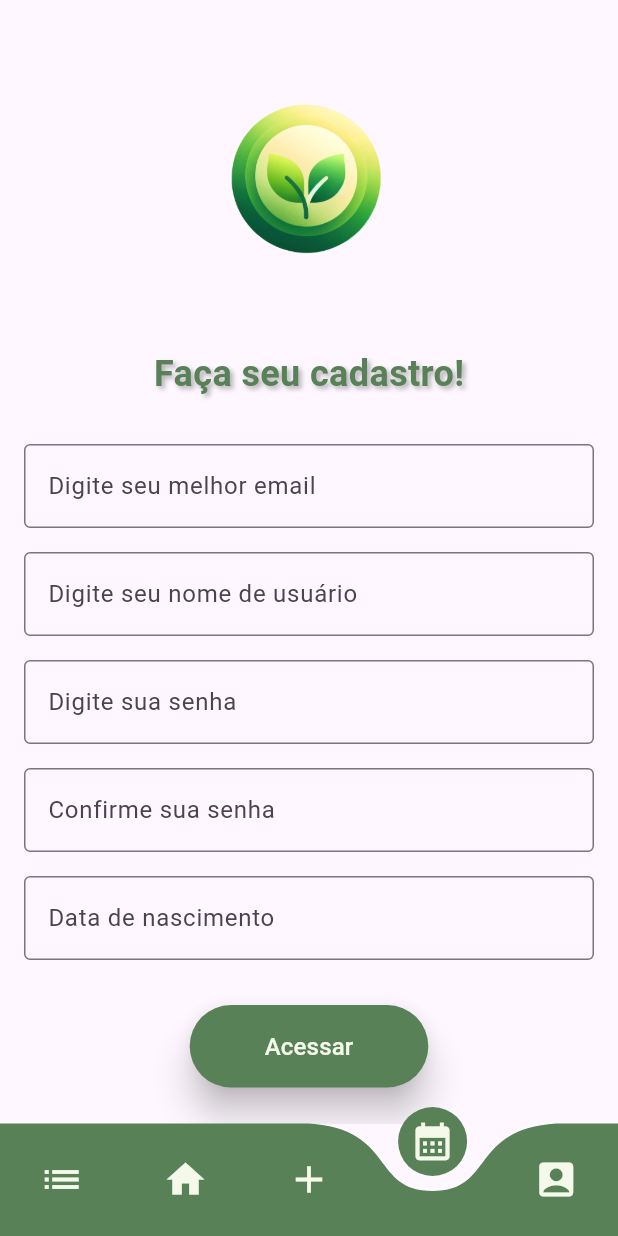
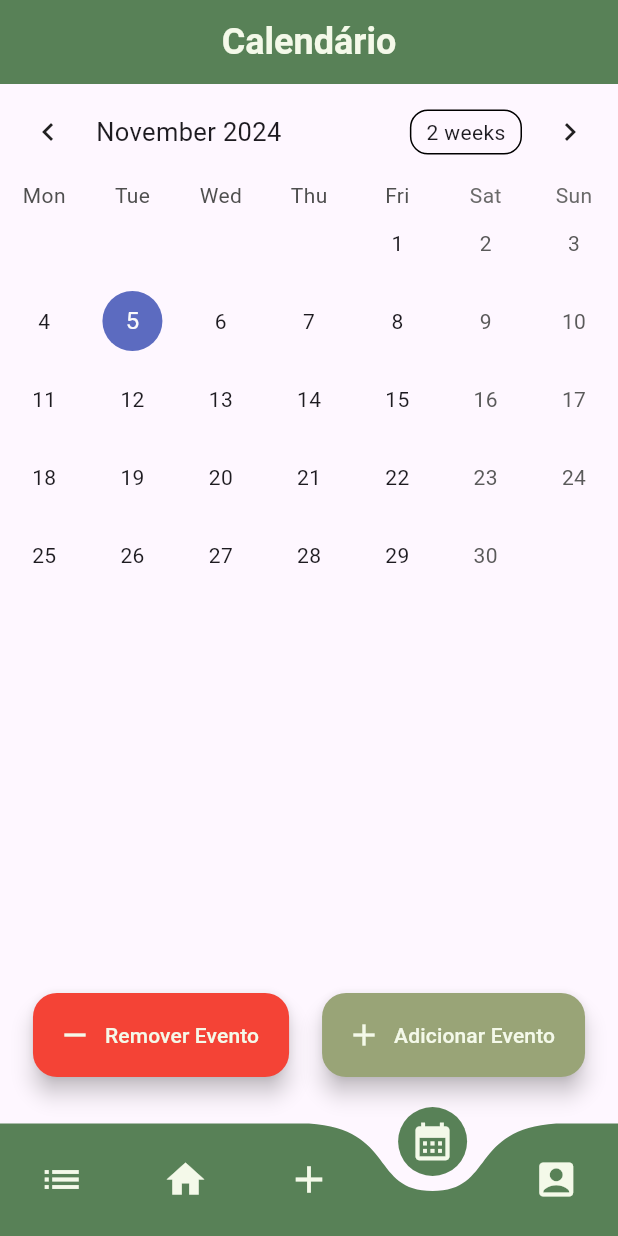
Before and after one commit to LDDM-PUC-MG/leaf, a Flutter app: the screen it shows after launch, item 4 of the bottom bar chosen, on a phone screen of 412 x 824 dp. Run offline on Flutter 3.47's test engine with Material 3 defaults, Android fonts, the light colour scheme and no system bars; drawn by our look-alikes of curved_navigation_bar, table_calendar; our stand-ins replace google_maps_flutter, grouped_list, image_picker; missing offline and left inert: calendar_slider.

Commit message:
Adição tela de Lista de Memórias e Calendário

```diff
--- a/lib/main.dart
+++ b/lib/main.dart
@@ -1,9 +1,9 @@
+import 'package:calendario/screens/calendario/calendario.dart';
+import 'package:calendario/screens/listaRecentes.dart';
 import 'package:flutter/material.dart';
 import 'package:curved_navigation_bar/curved_navigation_bar.dart';
-import 'screens/calendario.dart';
+import 'screens/memorias.dart';
 import 'screens/perfil.dart';
-import 'screens/LoginCadastro/login.dart';
-import 'screens/LoginCadastro/cadastro.dart';
 import 'package:calendario/screens/quemsomos.dart';
 import 'styles/colors.dart';
 
@@ -24,10 +24,10 @@ class BottomNavBarState extends State<BottomNavBar> {
   bool isLoggedIn = false; // Alterar conforme o estado do login do usuário
 
   final List<Widget> _pages = [
-    LoginScreen(), // Indice 0
+    ListaRecentes(), // Indice 0
     Quemsomos(), // Indice 1
-    Calendario(), // Indice 2
-    CadastroPage(), // Indice 3
+    Memorias(), // Indice 2
+    Calendario(), // Indice 3
     perfilUsuario(), // Indice 4
   ];
 
@@ -44,11 +44,11 @@ class BottomNavBarState extends State<BottomNavBar> {
         key: _bottomNavigationKey,
         index: _page,
         items: const <Widget>[
-          Icon(Icons.list, size: 30, color: AppColors.background), // Lista de Memórias
-          Icon(Icons.home, size: 30, color: AppColors.background), // Quem somos
-          Icon(Icons.add, size: 30, color: AppColors.background), // Adicionar recordações
-          Icon(Icons.calendar_month, size: 30, color: AppColors.background), // Calendário
-          Icon(Icons.account_box, size: 30, color: AppColors.background), // Perfil de Usuário
+          Icon(Icons.list, size: 30, color: AppColors.terciary), // Lista de Memórias
+          Icon(Icons.home, size: 30, color: AppColors.terciary), // Quem somos
+          Icon(Icons.add, size: 30, color: AppColors.terciary), // Adicionar recordações
+          Icon(Icons.calendar_month, size: 30, color: AppColors.terciary), // Calendário
+          Icon(Icons.account_box, size: 30, color: AppColors.terciary), // Perfil de Usuário
         ],
         color: AppColors.primary,
         buttonBackgroundColor: AppColors.primary,
--- a/lib/screens/LoginCadastro/cadastro.dart
+++ b/lib/screens/LoginCadastro/cadastro.dart
@@ -111,7 +111,7 @@ class CadastroPage extends StatelessWidget {
                       'Acessar',
                       style: TextStyle(
                         fontSize: 16,
-                        color: AppColors.background,
+                        color: AppColors.terciary,
                       ),
                     ),
                   ),
--- a/lib/screens/LoginCadastro/login.dart
+++ b/lib/screens/LoginCadastro/login.dart
@@ -127,7 +127,7 @@ class LoginScreen extends StatelessWidget {
                     style: TextStyle(
                       fontSize: 16,
                       fontWeight: FontWeight.bold,
-                      color: AppColors.background,
+                      color: AppColors.terciary,
                       shadows: [
                         Shadow(
                           color: Colors.black.withOpacity(0.3),
--- /dev/null
+++ b/lib/screens/calendario/calendario.dart
@@ -0,0 +1,32 @@
+import 'package:flutter/material.dart';
+import 'package:table_calendar/table_calendar.dart';
+import '../calendario/events_example.dart';  // Mantemos apenas a importação de events_example.dart
+import 'package:calendario/styles/colors.dart';
+
+class Calendario extends StatelessWidget {
+  const Calendario({super.key});
+
+  @override
+  Widget build(BuildContext context) {
+    return MaterialApp(
+      title: 'TableCalendar Example',
+      theme: ThemeData(
+        primarySwatch: Colors.blue,
+
+        // Tema específico para o AppBar
+        appBarTheme: AppBarTheme(
+          backgroundColor: AppColors.primary, // Cor de fundo do AppBar
+          titleTextStyle: TextStyle(
+            color: AppColors.white, // Cor do texto
+            fontSize: 24,
+            fontWeight: FontWeight.bold,
+          ),
+          centerTitle: true, // Centraliza o título
+        ),
+      ),
+      home: TableEventsExample(), // Definimos diretamente a tela de calendário de eventos
+    );
+
+  }
+
+}
--- /dev/null
+++ b/lib/screens/calendario/events_example.dart
@@ -0,0 +1,248 @@
+import 'package:flutter/material.dart';
+import 'package:table_calendar/table_calendar.dart';
+import 'package:calendario/styles/colors.dart';
+
+import '../utils.dart';
+
+class TableEventsExample extends StatefulWidget {
+  @override
+  _TableEventsExampleState createState() => _TableEventsExampleState();
+}
+
+class _TableEventsExampleState extends State<TableEventsExample> {
+  late final ValueNotifier<List<Event>> _selectedEvents;
+  CalendarFormat _calendarFormat = CalendarFormat.month;
+  RangeSelectionMode _rangeSelectionMode = RangeSelectionMode.toggledOff;
+  DateTime _focusedDay = DateTime.now();
+  DateTime? _selectedDay;
+  DateTime? _rangeStart;
+  DateTime? _rangeEnd;
+
+  @override
+  void initState() {
+    super.initState();
+
+    _selectedDay = _focusedDay;
+    _selectedEvents = ValueNotifier(_getEventsForDay(_selectedDay!));
+  }
+
+  @override
+  void dispose() {
+    _selectedEvents.dispose();
+    super.dispose();
+  }
+
+  List<Event> _getEventsForDay(DateTime day) {
+    return kEvents[day] ?? [];
+  }
+
+  List<Event> _getEventsForRange(DateTime start, DateTime end) {
+    final days = daysInRange(start, end);
+    return [for (final d in days) ..._getEventsForDay(d)];
+  }
+
+  void _onDaySelected(DateTime selectedDay, DateTime focusedDay) {
+    if (!isSameDay(_selectedDay, selectedDay)) {
+      setState(() {
+        _selectedDay = selectedDay;
+        _focusedDay = focusedDay;
+        _rangeStart = null;
+        _rangeEnd = null;
+        _rangeSelectionMode = RangeSelectionMode.toggledOff;
+      });
+
+      _selectedEvents.value = _getEventsForDay(selectedDay);
+    }
+  }
+
+  void _onRangeSelected(DateTime? start, DateTime? end, DateTime focusedDay) {
+    setState(() {
+      _selectedDay = null;
+      _focusedDay = focusedDay;
+      _rangeStart = start;
+      _rangeEnd = end;
+      _rangeSelectionMode = RangeSelectionMode.toggledOn;
+    });
+
+    if (start != null && end != null) {
+      _selectedEvents.value = _getEventsForRange(start, end);
+    } else if (start != null) {
+      _selectedEvents.value = _getEventsForDay(start);
+    } else if (end != null) {
+      _selectedEvents.value = _getEventsForDay(end);
+    }
+  }
+
+  Future<void> _addEventDialog() async {
+    TextEditingController eventController = TextEditingController();
+
+    await showDialog(
+      context: context,
+      builder: (context) => AlertDialog(
+        title: Text("Adicionar Evento"),
+        content: TextField(
+          controller: eventController,
+          decoration: InputDecoration(hintText: "Título do evento"),
+        ),
+        actions: [
+          TextButton(
+            onPressed: () {
+              Navigator.pop(context);
+            },
+            child: Text("Cancelar"),
+          ),
+          TextButton(
+            onPressed: () {
+              if (eventController.text.isNotEmpty) {
+                setState(() {
+                  if (kEvents[_selectedDay!] != null) {
+                    kEvents[_selectedDay!]!.add(Event(eventController.text));
+                  } else {
+                    kEvents[_selectedDay!] = [Event(eventController.text)];
+                  }
+                  _selectedEvents.value = _getEventsForDay(_selectedDay!);
+                });
+                Navigator.pop(context);
+              }
+            },
+            child: Text("Adicionar"),
+          ),
+        ],
+      ),
+    );
+  }
+
+  void _removeEvent() {
+    if (_selectedDay != null && kEvents[_selectedDay!] != null && kEvents[_selectedDay!]!.isNotEmpty) {
+      setState(() {
+        kEvents[_selectedDay!]!.removeLast();
+        _selectedEvents.value = _getEventsForDay(_selectedDay!);
+      });
+    }
+  }
+
+  @override
+  Widget build(BuildContext context) {
+    return Scaffold(
+      appBar: AppBar(
+        title: Text('Calendário'),
+      ),
+      body: Column(
+        children: [
+          TableCalendar<Event>(
+            firstDay: kFirstDay,
+            lastDay: kLastDay,
+            focusedDay: _focusedDay,
+            selectedDayPredicate: (day) => isSameDay(_selectedDay, day),
+            rangeStartDay: _rangeStart,
+            rangeEndDay: _rangeEnd,
+            calendarFormat: _calendarFormat,
+            rangeSelectionMode: _rangeSelectionMode,
+            eventLoader: _getEventsForDay,
+            startingDayOfWeek: StartingDayOfWeek.monday,
+            calendarStyle: CalendarStyle(
+              outsideDaysVisible: false,
+            ),
+            onDaySelected: _onDaySelected,
+            onRangeSelected: _onRangeSelected,
+            onFormatChanged: (format) {
+              if (_calendarFormat != format) {
+                setState(() {
+                  _calendarFormat = format;
+                });
+              }
+            },
+            onPageChanged: (focusedDay) {
+              _focusedDay = focusedDay;
+            },
+          ),
+          const SizedBox(height: 8.0),
+          Expanded(
+            child: ValueListenableBuilder<List<Event>>(
+              valueListenable: _selectedEvents,
+              builder: (context, value, _) {
+                return ListView.builder(
+                  itemCount: value.length,
+                  itemBuilder: (context, index) {
+                    return Container(
+                      margin: const EdgeInsets.symmetric(
+                        horizontal: 12.0,
+                        vertical: 4.0,
+                      ),
+                      decoration: BoxDecoration(
+                        border: Border.all(),
+                        borderRadius: BorderRadius.circular(12.0),
+                      ),
+                      child: ListTile(
+                        onTap: () => print('${value[index]}'),
+                        title: Text('${value[index]}'),
+                      ),
+                    );
+                  },
+                );
+              },
+            ),
+          ),
+        ],
+      ),
+      floatingActionButtonLocation: FloatingActionButtonLocation.centerFloat,
+      floatingActionButton: _selectedDay != null
+          ? Padding(
+        padding: const EdgeInsets.only(bottom: 15.0), // Aumenta a margem inferior
+        child: Row(
+          mainAxisAlignment: MainAxisAlignment.spaceEvenly,
+          children: [
+            FloatingActionButton.extended(
+              onPressed: _removeEvent,
+              label: Text(
+                "Remover Evento",
+                style: TextStyle(color: AppColors.white), // Define a cor da fonte
+              ),
+              icon: Icon(Icons.remove, color:AppColors.white),
+              backgroundColor: Colors.red,
+            ),
+
+            FloatingActionButton.extended(
+              onPressed: _addEventDialog,
+              label: Text(
+                "Adicionar Evento",
+                style: TextStyle(color: AppColors.white), // Define a cor da fonte
+              ),
+              icon: Icon(Icons.add, color:AppColors.white),
+              backgroundColor: AppColors.secondary,
+            ),
+          ],
+        ),
+      )
+
+          : null,
+    );
+  }
+}
+
+// Example events data
+class Event {
+  final String title;
+  Event(this.title);
+
+  @override
+  String toString() => title;
+}
+
+final kFirstDay = DateTime(2020, 1, 1);
+final kLastDay = DateTime(2030, 12, 31);
+
+final Map<DateTime, List<Event>> kEvents = {};
+
+// Helper functions
+List<DateTime> daysInRange(DateTime start, DateTime end) {
+  return List.generate(
+    end.difference(start).inDays + 1,
+        (index) => DateTime(start.year, start.month, start.day + index),
+  );
+}
+
+bool isSameDay(DateTime? day1, DateTime? day2) {
+  if (day1 == null || day2 == null) return false;
+  return day1.year == day2.year && day1.month == day2.month && day1.day == day2.day;
+}
--- a/lib/screens/perfil.dart
+++ b/lib/screens/perfil.dart
@@ -57,7 +57,7 @@ class _ProfileScreenState extends State<perfilUsuario> {
       appBar: AppBar(
         title: Text(
           'Perfil',
-          style: TextStyle(color: AppColors.background), // Definindo a cor do texto
+          style: TextStyle(color: AppColors.terciary), // Definindo a cor do texto
         ),
         centerTitle: true,
         backgroundColor: AppColors.primary,
--- /dev/null
+++ b/lib/screens/utils.dart
@@ -0,0 +1,52 @@
+// Copyright 2019 Aleksander Woźniak
+// SPDX-License-Identifier: Apache-2.0
+
+import 'dart:collection';
+
+import 'package:table_calendar/table_calendar.dart';
+
+/// Example event class.
+class Event {
+  final String title;
+
+  const Event(this.title);
+
+  @override
+  String toString() => title;
+}
+
+/// Example events.
+///
+/// Using a [LinkedHashMap] is highly recommended if you decide to use a map.
+final kEvents = LinkedHashMap<DateTime, List<Event>>(
+  equals: isSameDay,
+  hashCode: getHashCode,
+)..addAll(_kEventSource);
+
+final _kEventSource = Map.fromIterable(List.generate(50, (index) => index),
+    key: (item) => DateTime.utc(kFirstDay.year, kFirstDay.month, item * 5),
+    value: (item) => List.generate(
+        item % 4 + 1, (index) => Event('Event $item | ${index + 1}')))
+  ..addAll({
+    kToday: [
+      Event('Today\'s Event 1'),
+      Event('Today\'s Event 2'),
+    ],
+  });
+
+int getHashCode(DateTime key) {
+  return key.day * 1000000 + key.month * 10000 + key.year;
+}
+
+/// Returns a list of [DateTime] objects from [first] to [last], inclusive.
+List<DateTime> daysInRange(DateTime first, DateTime last) {
+  final dayCount = last.difference(first).inDays + 1;
+  return List.generate(
+    dayCount,
+    (index) => DateTime.utc(first.year, first.month, first.day + index),
+  );
+}
+
+final kToday = DateTime.now();
+final kFirstDay = DateTime(kToday.year, kToday.month - 3, kToday.day);
+final kLastDay = DateTime(kToday.year, kToday.month + 3, kToday.day);
--- a/lib/styles/colors.dart
+++ b/lib/styles/colors.dart
@@ -3,7 +3,8 @@ import 'dart:ui';
 class AppColors {
   static const Color primary = Color(0xff588157); // Cor primária
   static const Color secondary = Color(0xff99a477); // Cor secundária
-  static const Color background = Color(0xFFF4F9E9); // Branco
+  static const Color terciary = Color(0xFFF4F9E9); // Cor terciária
+  static const Color white = Color(0xFFF4F9E9); // Branco
   static const Color textPrimary = Color(0xFF000000); // Preto
   static const Color backgroundSecondary = Color(0xFFDDD5D5); //Cinza
 }
--- a/pubspec.yaml
+++ b/pubspec.yaml
@@ -40,6 +40,8 @@ dependencies:
   curved_navigation_bar: ^1.0.6
   image_picker: ^1.1.2
   google_maps_flutter: ^2.9.0
+  grouped_list: ^6.0.0
+  table_calendar: ^3.1.2
 
 dev_dependencies:
   flutter_test:
```
Also changed, not shown: lib/screens/listaRecentes.dart (added, +85 -0 lines), lib/screens/memorias.dart (renamed from lib/screens/calendario.dart, +5 -5 lines), pubspec.lock.
